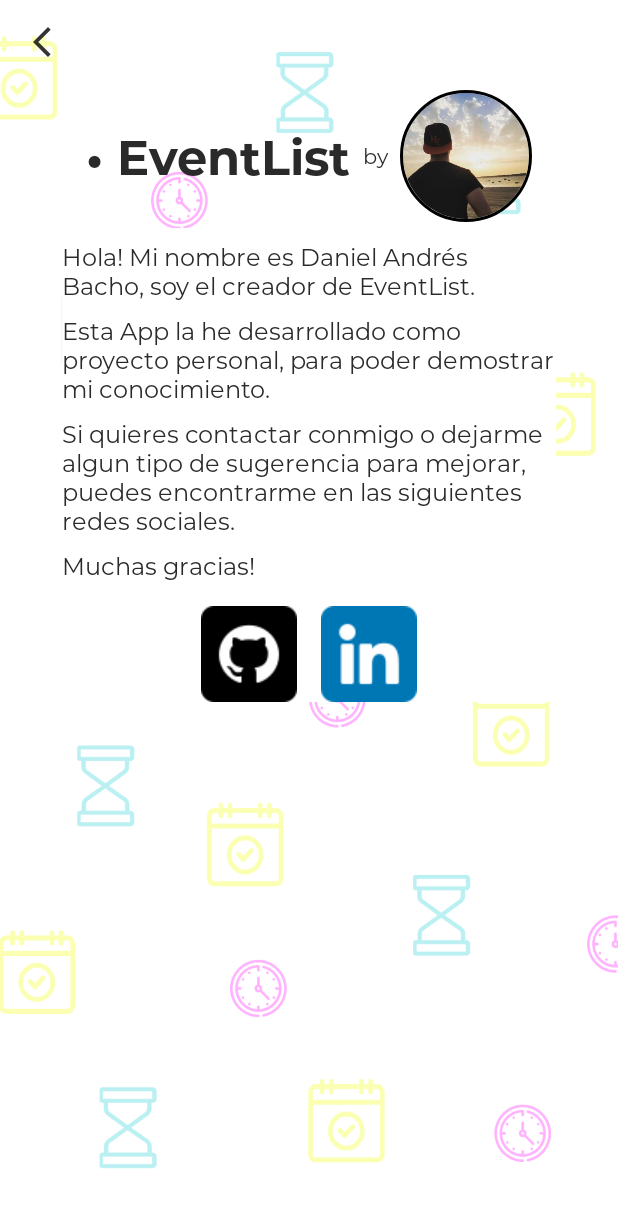
After one commit to dan96and/EventList, an Android app: the ContactView screen opened through its navigation route, on a phone screen of 412 x 824 dp. The commit adds this screen. Shown: the top 1208 px of the screen. Run offline under Robolectric (Android 15) with nearby library versions, the phone set to English and light mode, and no system bars; our stand-ins replace CircleImageView, Firebase (no records; nobody signed in at launch, a user with empty details on screens opened directly); libraries missing offline, so code that uses them is left out: cn.pedant.

Commit message:
Implementación Empty Events + ContactView

```diff
--- a/app/build.gradle
+++ b/app/build.gradle
@@ -88,5 +88,7 @@ dependencies {
     def lifecycle_version = "2.0.0"
     implementation "androidx.lifecycle:lifecycle-extensions:$lifecycle_version"
 
+    // ImageView Circular
+    implementation 'de.hdodenhof:circleimageview:3.1.0'
 
 }
--- /dev/null
+++ b/app/src/main/java/com/example/eventlist/view/fragments/ContactView.kt
@@ -0,0 +1,46 @@
+package com.example.eventlist.view.fragments
+
+import android.content.Intent
+import android.net.Uri
+import android.os.Bundle
+import androidx.fragment.app.Fragment
+import android.view.LayoutInflater
+import android.view.View
+import android.view.ViewGroup
+import com.example.eventlist.databinding.FragmentContactViewBinding
+
+class ContactView : Fragment() {
+
+    private var _binding: FragmentContactViewBinding? = null
+    private val binding get() = _binding!!
+
+    private val uriGithub: Uri = Uri.parse("https://github.com/dan96and")
+    private val uriLinkedin: Uri = Uri.parse("https://www.linkedin.com/in/daniel-andr%C3%A9s-bacho-868a35175/")
+
+    override fun onCreateView(
+        inflater: LayoutInflater, container: ViewGroup?,
+        savedInstanceState: Bundle?
+    ): View? {
+        _binding = FragmentContactViewBinding.inflate(inflater, container, false)
+
+        binding.btnGitHub.setOnClickListener {
+            openURLInBrowser(uriGithub)
+        }
+
+        binding.btnLinkedin.setOnClickListener {
+            openURLInBrowser(uriLinkedin)
+        }
+        return binding.root
+    }
+
+    override fun onDestroyView() {
+        super.onDestroyView()
+        _binding = null
+    }
+
+    //Abrir una URL en el navegador predeterminado
+    private fun openURLInBrowser(uri: Uri) {
+        val intent = Intent(Intent.ACTION_VIEW, uri)
+        startActivity(intent)
+    }
+}
--- a/app/src/main/java/com/example/eventlist/view/fragments/EmptyEventsView.kt
+++ b/app/src/main/java/com/example/eventlist/view/fragments/EmptyEventsView.kt
@@ -5,15 +5,29 @@ import androidx.fragment.app.Fragment
 import android.view.LayoutInflater
 import android.view.View
 import android.view.ViewGroup
-import com.example.eventlist.R
+import com.example.eventlist.databinding.FragmentEmptyEventsViewBinding
+import com.example.eventlist.util.Util
+import com.example.eventlist.view.activities.NewEventView
 
 class EmptyEventsView : Fragment() {
+
+    private var _binding: FragmentEmptyEventsViewBinding? = null
+    private val binding get() = _binding!!
 
     override fun onCreateView(
         inflater: LayoutInflater, container: ViewGroup?,
         savedInstanceState: Bundle?
     ): View? {
-        // Inflate the layout for this fragment
-        return inflater.inflate(R.layout.fragment_empty_events_view, container, false)
+        _binding = FragmentEmptyEventsViewBinding.inflate(inflater, container, false)
+        return binding.root
+    }
+
+    override fun onViewCreated(view: View, savedInstanceState: Bundle?) {
+        super.onViewCreated(view, savedInstanceState)
+
+        //Abrir la actividad
+        binding.btnAddEvent.setOnClickListener {
+            Util.openActivity(context, NewEventView::class.java)
+        }
     }
 }
--- a/app/src/main/java/com/example/eventlist/view/fragments/MenuInformationView.kt
+++ b/app/src/main/java/com/example/eventlist/view/fragments/MenuInformationView.kt
@@ -49,6 +49,10 @@ class MenuInformationView() : Fragment(), MenuInformationInterface.MenuInformati
             view.findNavController()
                 .navigate(R.id.action_menuInformationView_to_importExportBackupView)
         }
+
+        binding.btnContact.setOnClickListener {
+            view.findNavController().navigate(R.id.action_menuInformationView_to_contactView)
+        }
     }
 
     override fun goToHomeLoginScreen() {
--- /dev/null
+++ b/app/src/main/res/layout/fragment_contact_view.xml
@@ -0,0 +1,134 @@
+<?xml version="1.0" encoding="utf-8"?>
+<FrameLayout xmlns:android="http://schemas.android.com/apk/res/android"
+    xmlns:app="http://schemas.android.com/apk/res-auto"
+    xmlns:tools="http://schemas.android.com/tools"
+    android:layout_width="match_parent"
+    android:layout_height="match_parent"
+    tools:context=".view.fragments.ContactView">
+
+    <!--ContainerParent-->
+    <androidx.constraintlayout.widget.ConstraintLayout
+        android:id="@+id/containerParent"
+        android:layout_width="match_parent"
+        android:layout_height="wrap_content">
+
+        <!--ContainerTitle-->
+        <androidx.constraintlayout.widget.ConstraintLayout
+            android:id="@+id/containerTitle"
+            android:layout_width="0dp"
+            android:layout_height="wrap_content"
+            app:layout_constraintEnd_toEndOf="@id/containerParent"
+            app:layout_constraintStart_toStartOf="@id/containerParent"
+            app:layout_constraintTop_toTopOf="@id/containerParent">
+
+            <LinearLayout
+                android:layout_width="match_parent"
+                android:layout_height="wrap_content"
+                android:gravity="center"
+                android:orientation="horizontal"
+                app:layout_constraintBottom_toBottomOf="@id/containerTitle"
+                app:layout_constraintEnd_toEndOf="@id/containerTitle"
+                app:layout_constraintTop_toTopOf="@id/containerTitle">
+
+                <TextView
+                    android:layout_width="wrap_content"
+                    android:layout_height="wrap_content"
+                    android:fontFamily="@font/montserratbold"
+                    android:padding="4dp"
+                    android:text="@string/app_name"
+                    android:textColor="@color/black"
+                    android:textSize="32sp" />
+
+                <TextView
+                    android:layout_width="wrap_content"
+                    android:layout_height="wrap_content"
+                    android:fontFamily="@font/montserratregular"
+                    android:padding="4dp"
+                    android:text="@string/lbl_By"
+                    android:textColor="@color/black" />
+
+                <de.hdodenhof.circleimageview.CircleImageView
+                    android:id="@+id/profile_image"
+                    android:layout_width="96dp"
+                    android:layout_height="96dp"
+                    android:padding="4dp"
+                    android:src="@drawable/foto_perfil"
+                    app:civ_border_color="#FF000000"
+                    app:civ_border_width="2dp" />
+            </LinearLayout>
+
+        </androidx.constraintlayout.widget.ConstraintLayout>
+
+        <!--ContainerText-->
+        <LinearLayout
+            android:layout_width="0dp"
+            android:layout_height="wrap_content"
+            android:background="@color/white"
+            android:orientation="vertical"
+            app:layout_constraintEnd_toEndOf="@id/containerParent"
+            app:layout_constraintStart_toStartOf="@+id/containerParent"
+            app:layout_constraintTop_toBottomOf="@+id/containerTitle">
+
+            <TextView
+                android:layout_width="wrap_content"
+                android:layout_height="wrap_content"
+                android:fontFamily="@font/montserratregular"
+                android:paddingTop="8dp"
+                android:text="@string/lbl_DescContact1"
+                android:textColor="@color/black"
+                android:textSize="16sp" />
+
+            <TextView
+                android:layout_width="wrap_content"
+                android:layout_height="wrap_content"
+                android:fontFamily="@font/montserratregular"
+                android:paddingTop="8dp"
+                android:text="@string/lbl_DescContact2"
+                android:textColor="@color/black"
+                android:textSize="16sp" />
+
+            <TextView
+                android:layout_width="wrap_content"
+                android:layout_height="wrap_content"
+                android:fontFamily="@font/montserratregular"
+                android:paddingTop="8dp"
+                android:text="@string/lbl_DescContact3"
+                android:textColor="@color/black"
+                android:textSize="16sp" />
+
+            <TextView
+                android:layout_width="wrap_content"
+                android:layout_height="wrap_content"
+                android:fontFamily="@font/montserratregular"
+                android:paddingTop="8dp"
+                android:text="@string/lbl_DescContact4"
+                android:textColor="@color/black"
+                android:textSize="16sp" />
+
+            <!--ContainerButtonLinks-->
+            <LinearLayout
+                android:layout_width="match_parent"
+                android:layout_height="wrap_content"
+                android:gravity="center"
+                android:orientation="horizontal"
+                android:paddingTop="16dp">
+
+                <ImageButton
+                    android:id="@+id/btnGitHub"
+                    android:layout_width="wrap_content"
+                    android:layout_height="wrap_content"
+                    android:background="@color/white"
+                    android:paddingEnd="16dp"
+                    android:src="@drawable/icon_github" />
+
+                <ImageButton
+                    android:id="@+id/btnLinkedin"
+                    android:layout_width="wrap_content"
+                    android:layout_height="wrap_content"
+                    android:background="@color/white"
+                    android:src="@drawable/icon_linkedin" />
+            </LinearLayout>
+
+        </LinearLayout>
+    </androidx.constraintlayout.widget.ConstraintLayout>
+</FrameLayout>
--- a/app/src/main/res/navigation/nav_information_account.xml
+++ b/app/src/main/res/navigation/nav_information_account.xml
@@ -12,6 +12,9 @@
         <action
             android:id="@+id/action_menuInformationView_to_importExportBackupView"
             app:destination="@id/importExportBackupView" />
+        <action
+            android:id="@+id/action_menuInformationView_to_contactView"
+            app:destination="@id/contactView" />
     </fragment>
     <fragment
         android:id="@+id/importExportBackupView"
@@ -22,4 +25,13 @@
             android:id="@+id/action_importExportBackupView_to_menuInformationView"
             app:destination="@id/menuInformationView" />
     </fragment>
+    <fragment
+        android:id="@+id/contactView"
+        android:name="com.example.eventlist.view.fragments.ContactView"
+        android:label="fragment_contact_view"
+        tools:layout="@layout/fragment_contact_view" >
+        <action
+            android:id="@+id/action_contactView_to_menuInformationView"
+            app:destination="@id/menuInformationView" />
+    </fragment>
 </navigation>
--- a/app/src/main/res/values/strings.xml
+++ b/app/src/main/res/values/strings.xml
@@ -82,4 +82,11 @@
     //Fragment-DialogDeleteEvent
     <string name="lbl_DeleteEvent">Are you sure you are eliminating the event?</string>
     <string name="btn_Delete">Delete</string>
+
+    //Fragment-Contact
+    <string name="lbl_By">by</string>
+    <string name="lbl_DescContact1">Hola! Mi nombre es Daniel Andrés Bacho, soy el creador de EventList.</string>
+    <string name="lbl_DescContact2">Esta App la he desarrollado como proyecto personal, para poder demostrar mi conocimiento.</string>
+    <string name="lbl_DescContact3">Si quieres contactar conmigo o dejarme algun tipo de sugerencia para mejorar, puedes encontrarme en las siguientes redes sociales.</string>
+    <string name="lbl_DescContact4">Muchas gracias!</string>
 </resources>
```
Also changed, not shown: app/src/main/res/drawable/foto_perfil.jpg (added), app/src/main/res/drawable/icon_github.png (added), app/src/main/res/drawable/icon_linkedin.png (added).
